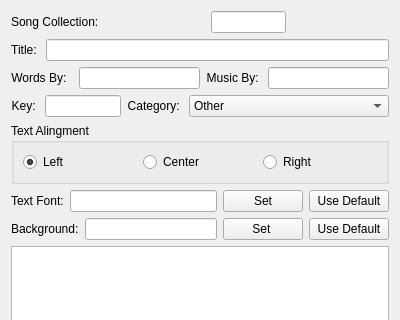
This is src/editwidget.ui in SoftProjector/src as Qt 5 draws it before an edit; both pictures show x 0 to 400 and y 0 to 320 of the 400 by 600 pixel window. The edited form follows.
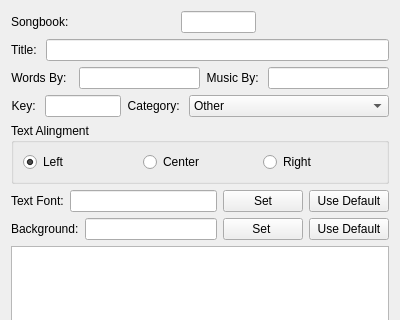
This is the edited form.

Commit message: Renamed all instances of Sbonik and Song Collection to Songbook

The edit to the form file:
```diff
--- a/src/editwidget.ui
+++ b/src/editwidget.ui
@@ -25,7 +25,7 @@
      <item row="0" column="0">
       <widget class="QLabel" name="label">
        <property name="text">
-        <string>Song Collection:</string>
+        <string>Songbook:</string>
        </property>
       </widget>
      </item>
```
Left out of the diff: 2 changed lines with no effect on the pictures. The commit also changes 21 other files.
